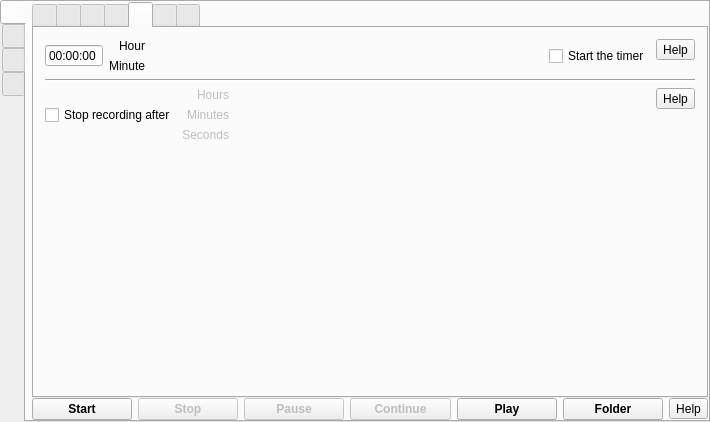
vkohaupt/vokoscreenNG, file src/formMainWindow.ui: the form before one commit.
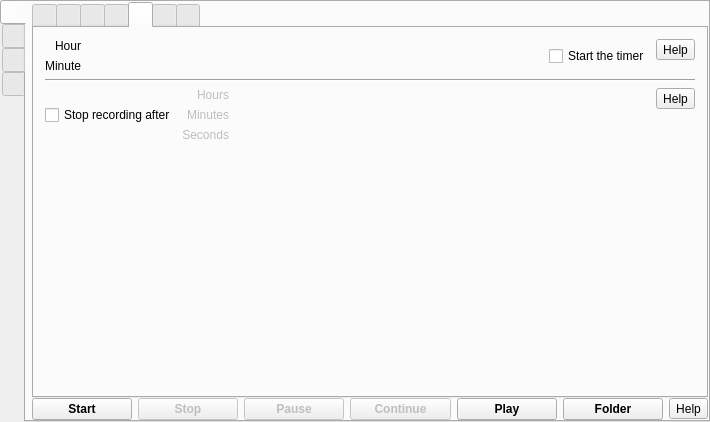
The form after the commit. The open tabs and pages were chosen to show the change. Icons and pictures are not drawn.

```diff
--- a/src/formMainWindow.ui
+++ b/src/formMainWindow.ui
@@ -1232,7 +1232,7 @@
                 <property name="frameShadow">
                  <enum>QFrame::Raised</enum>
                 </property>
-                <layout class="QHBoxLayout" name="horizontalLayout_24" stretch="0,0,1,0,0">
+                <layout class="QHBoxLayout" name="horizontalLayout_24" stretch="0,1,0,0">
                  <property name="spacing">
                   <number>6</number>
                  </property>
@@ -1248,29 +1248,6 @@
                  <property name="bottomMargin">
                   <number>0</number>
                  </property>
-                 <item>
-                  <layout class="QVBoxLayout" name="verticalLayout_22">
-                   <property name="spacing">
-                    <number>0</number>
-                   </property>
-                   <item>
-                    <widget class="QTimeEdit" name="timeEditStartTime">
-                     <property name="enabled">
-                      <bool>true</bool>
-                     </property>
-                     <property name="alignment">
-                      <set>Qt::AlignRight|Qt::AlignTrailing|Qt::AlignVCenter</set>
-                     </property>
-                     <property name="readOnly">
-                      <bool>true</bool>
-                     </property>
-                     <property name="buttonSymbols">
-                      <enum>QAbstractSpinBox::NoButtons</enum>
-                     </property>
-                    </widget>
-                   </item>
-                  </layout>
-                 </item>
                  <item>
                   <layout class="QVBoxLayout" name="verticalLayout_18">
                    <item alignment="Qt::AlignRight">
```
Left out of the diff: 3 changed lines with no effect on the pictures.
